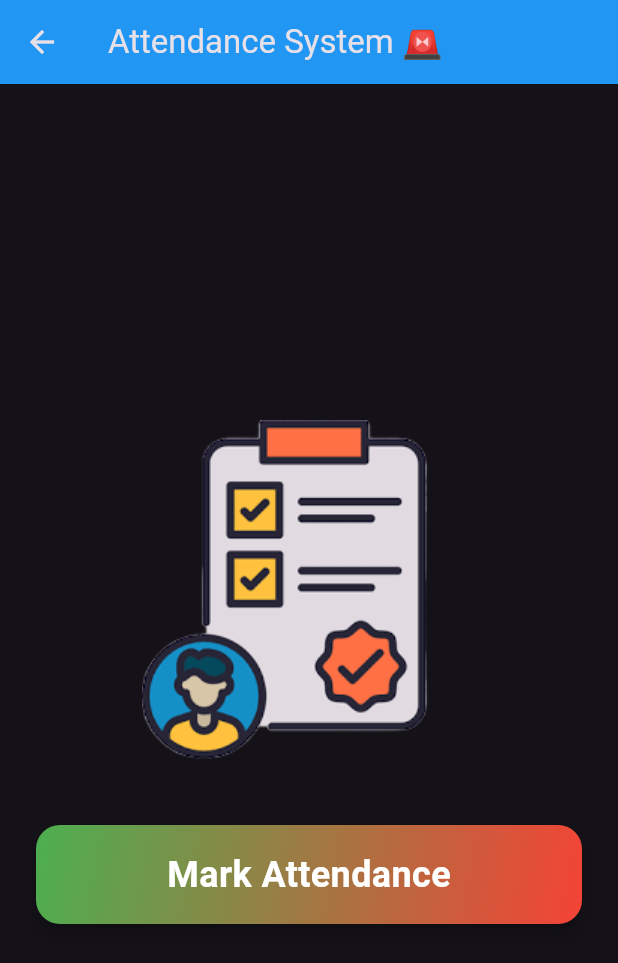
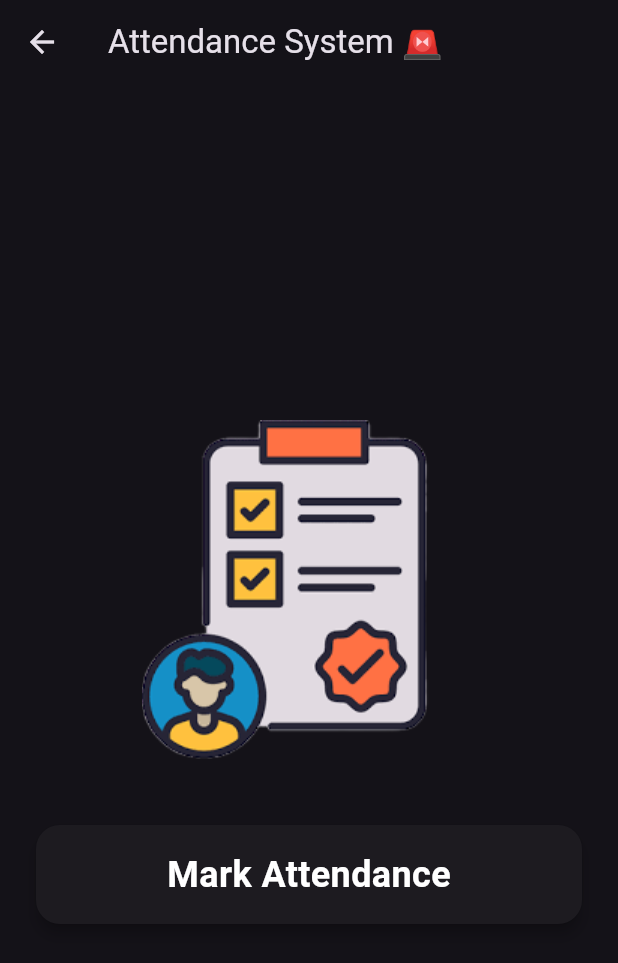
Before and after one commit to drowsy-coder/solveathon24, a Flutter app: the Face screen opened directly, on a phone screen of 412 x 824 dp. Shown: the top 963 px of the screen. Run offline on Flutter 3.47's test engine with Material 3 defaults, Android fonts, the phone set to English and light mode, and no system bars; our stand-ins replace audioplayers, carousel_slider, cloud_firestore, dropdown_textfield, firebase_auth, firebase_core and 4 more; missing offline and left inert: flutter_face_api, google_mlkit_face_detection; accounts and stored records are empty.

Commit message:
Fix UI issues and remove unused code in test.dart

```diff
--- a/lib/screens/test.dart
+++ b/lib/screens/test.dart
@@ -55,7 +55,6 @@ class _FaceState extends State<Face> {
     return Scaffold(
       appBar: AppBar(
         title: const Text("Attendance System 🚨"),
-        backgroundColor: Colors.blue,
       ),
       body: Container(
         padding: const EdgeInsets.all(20),
@@ -112,11 +111,11 @@ class CardButton extends StatelessWidget {
         child: Container(
           padding: const EdgeInsets.all(16),
           decoration: BoxDecoration(
-            gradient: const LinearGradient(
-              colors: [Colors.green, Colors.red],
-              begin: Alignment.topLeft,
-              end: Alignment.bottomRight,
-            ),
+            // gradient: const LinearGradient(
+            //   colors: [Colors.green, Colors.red],
+            //   begin: Alignment.topLeft,
+            //   end: Alignment.bottomRight,
+            // ),
             borderRadius: BorderRadius.circular(16),
           ),
           child: Center(
```
